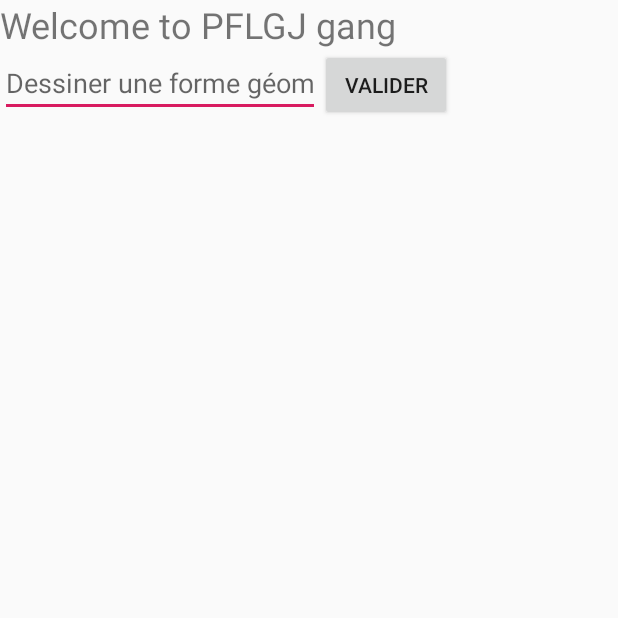
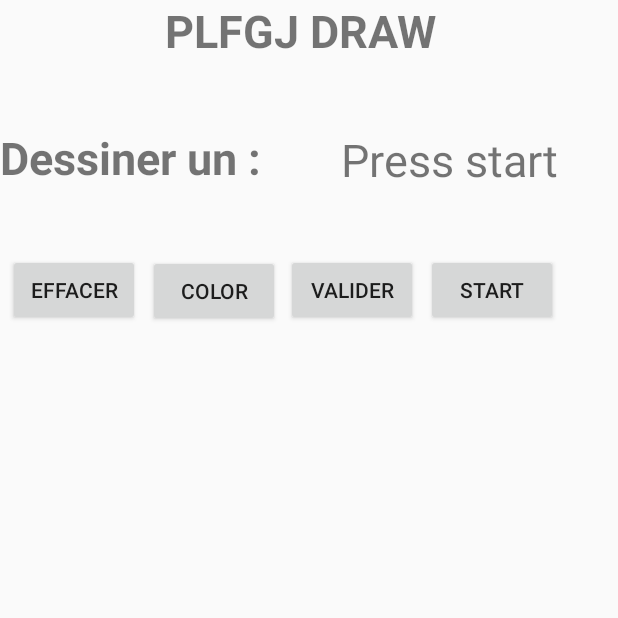
Before and after one commit to DeptInfoProjects/PLFGJ, an Android app: the screen it shows after launch (MainActivity), on a phone screen of 412 x 824 dp, the top half of it. Run offline under Robolectric (Android 15) with nearby library versions, the phone set to English and light mode, and no system bars; libraries missing offline, so code that uses them is left out: io.socket.client, io.socket.emitter; 5 statements that could not run were skipped.

Commit message:
consigne aléatoire (start)

```diff
--- a/android/TrouverLeNombre/app/src/main/java/fr/unice/reneviergonin/exemplecours/PLFGJ_Draw/Controleur.java
+++ b/android/TrouverLeNombre/app/src/main/java/fr/unice/reneviergonin/exemplecours/PLFGJ_Draw/Controleur.java
@@ -40,7 +40,7 @@ public class Controleur {
 
     public void finPartie() {
         vue.afficheMessage("bravo !!");
-        vue.finit();
+
     }
 
     public void jeRejoue() {
--- a/android/TrouverLeNombre/app/src/main/java/fr/unice/reneviergonin/exemplecours/PLFGJ_Draw/MainActivity.java
+++ b/android/TrouverLeNombre/app/src/main/java/fr/unice/reneviergonin/exemplecours/PLFGJ_Draw/MainActivity.java
@@ -9,11 +9,15 @@ import android.widget.Button;
 import android.widget.EditText;
 import android.widget.TextView;
 
+import java.util.Random;
+
 public class MainActivity extends Activity implements Vue {
 
-    Button btnJouer;
+    Button btnJouer ;
+    Button start;
     TextView msg;
-    EditText valeur;
+    TextView fdem;
+    TextView randform ;
     MyCanvas myCanvas;
 
     Controleur ctrl;
@@ -28,9 +32,22 @@ public class MainActivity extends Activity implements Vue {
         setContentView(R.layout.activity_main);
 
         // récupération des widget
-        btnJouer= findViewById(R.id.button);
+        btnJouer= findViewById(R.id.valider);
+        start = findViewById(R.id.start);
         msg = findViewById(R.id.textView);
-        valeur = findViewById(R.id.editText);
+        fdem = findViewById(R.id.textView4);
+        randform = findViewById(R.id.textView3);
+        final String[] formes = {"Point","Segment","Triangle","Carré","Rond"} ;
+
+        start.setOnClickListener(new View.OnClickListener() {
+            @Override
+            public void onClick(View v) {
+                Random rand = new Random();
+                int rando = rand.nextInt(5);
+                randform.setText(formes[rando]);
+            }
+        });
+
 
         // création de la logique de l'application
         ctrl = new Controleur(this);
@@ -39,7 +56,7 @@ public class MainActivity extends Activity implements Vue {
         // connexion : grandement récupérer de client (javastd)
         // juste un découpage par rapport à javastd : on "refactore"
         // adresse pour parler depuis l'émulateur à la machien hote : 10.0.2.2
-        Connexion connexion = new Connexion("http://10.1.119.84:10101", ctrl);
+        Connexion connexion = new Connexion("http://10.1.97.74:10101", ctrl);
 
         // ici pas d'IA mais un joueur humain
 
@@ -64,6 +81,9 @@ public class MainActivity extends Activity implements Vue {
     }
 
 
+
+
+
     // adapteur entre le controleur et la vue, pour que le controleur ne dépendent pas d'android
     private void ajouteÉcouteur() {
         btnJouer.setOnClickListener(new View.OnClickListener() {
@@ -74,26 +94,7 @@ public class MainActivity extends Activity implements Vue {
         });
     }
 
-    @Override
-    public int valeurJouée() {
-        String saisie = valeur.getText().toString();
-        int val = -1;
-        Log.e("debug", "saisie = "+saisie);
-        if ((saisie != null) && (! saisie.equals(""))) {
-            val = Integer.parseInt(saisie);
-        }
-        return val;
-    }
 
-    @Override
-    public void finit() {
-        // appelé depuis le thread de socketIO
-        btnJouer.post(new Runnable() {
-            @Override
-            public void run() {
-                btnJouer.setEnabled(false);
-                valeur.setEnabled(false);
-            }
-        });
-    }
+
+
 }
--- a/android/TrouverLeNombre/app/src/main/java/fr/unice/reneviergonin/exemplecours/PLFGJ_Draw/Vue.java
+++ b/android/TrouverLeNombre/app/src/main/java/fr/unice/reneviergonin/exemplecours/PLFGJ_Draw/Vue.java
@@ -1,12 +1,7 @@
 package fr.unice.reneviergonin.exemplecours.PLFGJ_Draw;
 
 interface Vue {
-
     void afficheMessage(String msg);
 
 
-    int valeurJouée();
-
-
-    void finit();
 }
--- a/android/TrouverLeNombre/app/src/main/res/layout/activity_main.xml
+++ b/android/TrouverLeNombre/app/src/main/res/layout/activity_main.xml
@@ -6,43 +6,97 @@
     android:layout_height="match_parent"
     tools:context=".MainActivity">
 
+    <Button
+        android:id="@+id/start"
+        android:layout_width="wrap_content"
+        android:layout_height="wrap_content"
+        android:layout_alignTop="@+id/textView"
+        android:layout_alignEnd="@+id/start"
+        android:layout_marginStart="5dp"
+        android:layout_marginLeft="-100dp"
+        android:layout_marginTop="169dp"
+        android:layout_marginEnd="0dp"
+        android:layout_toEndOf="@+id/valider"
+        android:text="START"
+        tools:ignore="NotSibling" />
+
     <TextView
         android:id="@+id/textView"
-        android:layout_width="match_parent"
+        android:layout_width="400dp"
         android:layout_height="wrap_content"
-        android:text="Welcome to PFLGJ gang"
-        android:textSize="24sp" />
+        android:text="PLFGJ DRAW"
+        android:textAlignment="center"
+        android:textSize="30sp"
+        android:textStyle="bold" />
 
-    <EditText
-        android:id="@+id/editText"
-        android:hint="Dessiner une forme géometrique"
-        android:layout_below="@+id/textView"
-        android:layout_alignParentLeft="true"
+    <Button
+        android:id="@+id/valider"
         android:layout_width="wrap_content"
         android:layout_height="wrap_content"
-        android:ems="10"
-        android:inputType="number" />
-
-    <Button
-        android:id="@+id/button"
-        android:layout_width="wrap_content"
-        android:layout_height="wrap_content"
-        android:text="Valider"
-        android:layout_toRightOf="@id/editText"
-        android:layout_below="@id/textView"/>
+        android:layout_alignTop="@+id/textView"
+        android:layout_marginStart="4dp"
+        android:layout_marginLeft="-205dp"
+        android:layout_marginTop="169dp"
+        android:layout_toEndOf="@+id/color"
+        android:text="Valider" />
 
 
     <fr.unice.reneviergonin.exemplecours.PLFGJ_Draw.MyCanvas
         android:id="@+id/myCanvas"
         android:layout_width="match_parent"
+        android:layout_height="517dp"
+        android:layout_alignParentStart="true"
+        android:layout_alignParentEnd="true"
+        android:layout_alignParentBottom="true"
+        android:layout_marginStart="0dp"
+        android:layout_marginTop="101dp"
+        android:layout_marginEnd="0dp"
+        android:layout_marginBottom="0dp" />
+
+    <Button
+        android:id="@+id/effacer"
+        android:layout_width="wrap_content"
         android:layout_height="wrap_content"
         android:layout_alignParentStart="true"
         android:layout_alignParentTop="true"
+        android:layout_marginStart="5dp"
+        android:layout_marginTop="169dp"
+        android:text="EFFACER" />
+
+    <Button
+        android:id="@+id/color"
+        android:layout_width="wrap_content"
+        android:layout_height="wrap_content"
+        android:layout_alignTop="@+id/textView"
+        android:layout_marginStart="5dp"
+        android:layout_marginTop="170dp"
+        android:layout_toEndOf="@+id/effacer"
+        android:text="COLOR" />
+
+    <TextView
+        android:id="@+id/textView4"
+        android:layout_width="wrap_content"
+        android:layout_height="66dp"
+        android:layout_below="@+id/textView"
+        android:layout_alignParentStart="true"
+        android:layout_marginStart="0dp"
+        android:layout_marginTop="44dp"
+        android:text="Dessiner un : "
+        android:textSize="30sp"
+        android:textStyle="bold" />
+
+    <TextView
+        android:id="@+id/textView3"
+        android:layout_width="wrap_content"
+        android:layout_height="wrap_content"
+        android:layout_below="@+id/textView"
         android:layout_alignParentEnd="true"
-        android:layout_marginStart="0dp"
-        android:layout_marginTop="85dp"
-        android:layout_marginEnd="0dp" />
-
+        android:layout_marginStart="31dp"
+        android:layout_marginTop="45dp"
+        android:layout_marginEnd="30dp"
+        android:layout_toEndOf="@+id/textView4"
+        android:text="  Press start"
+        android:textSize="30sp" />
 
 
 </RelativeLayout>
--- a/javastd/client/src/main/java/client/Client.java
+++ b/javastd/client/src/main/java/client/Client.java
@@ -126,7 +126,7 @@ public class Client {
             e.printStackTrace();
         }
 
-        Client client = new Client("http://10.1.119.84:10101");
+        Client client = new Client("http://10.1.97.74:10101");
         client.seConnecter();
 
 
--- a/javastd/serveur/src/main/java/serveur/Serveur.java
+++ b/javastd/serveur/src/main/java/serveur/Serveur.java
@@ -120,7 +120,7 @@ public class Serveur {
             e.printStackTrace();
         }
         Configuration config = new Configuration();
-        config.setHostname("10.1.119.84");
+        config.setHostname("10.1.97.74");
         //config.setHostname("172.20.10.2");
         config.setPort(10101);
 
```
Also changed, not shown: android/TrouverLeNombre/app/src/main/java/fr/unice/reneviergonin/exemplecours/PLFGJ_Draw/Connexion.java (line endings or trailing spaces).
